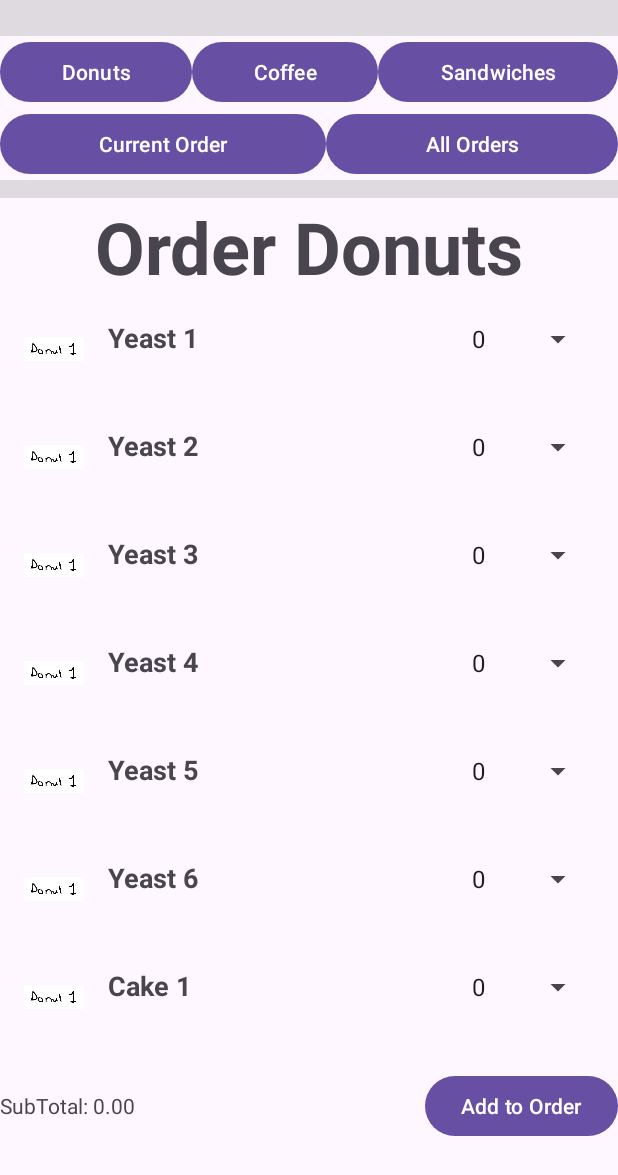
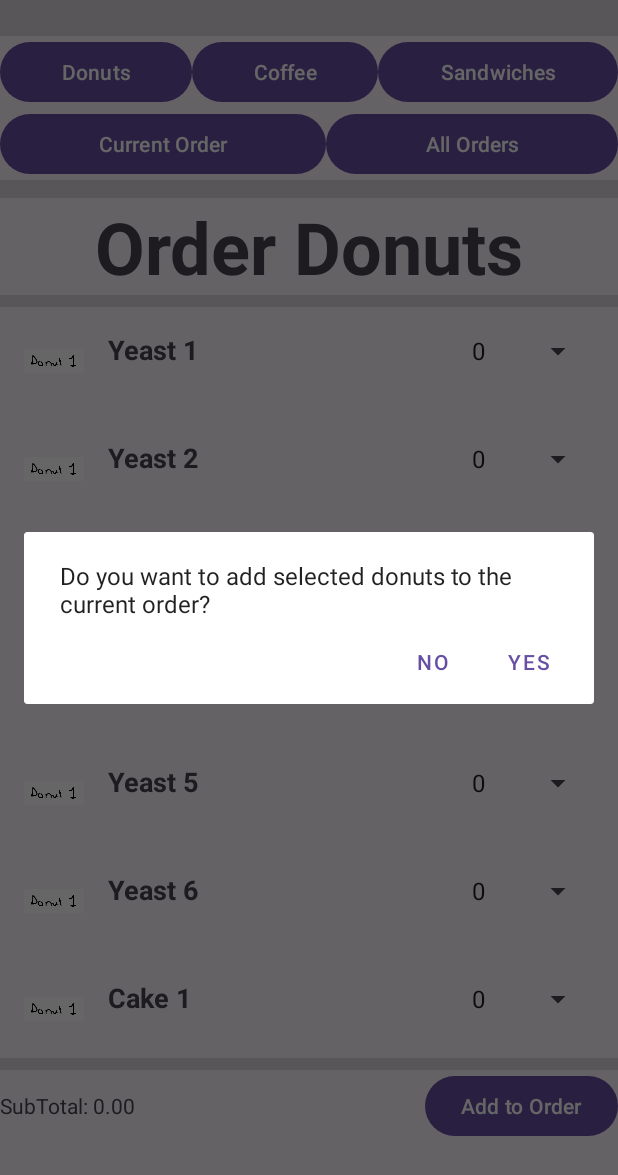
Before and after one commit to woogyeom/CS213-Project-5, an Android app: the fragment DonutFragment placed in its activity, after a tap on "Add to Order", on a phone screen of 412 x 824 dp. Shown: the top 1175 px of the screen. Run offline under Robolectric (Android 15) with nearby library versions, the phone set to English and light mode, and no system bars.

Commit message:
Order Donuts Fragment

```diff
--- a/app/src/main/java/rucafe/ordermanager/DonutFragment.java
+++ b/app/src/main/java/rucafe/ordermanager/DonutFragment.java
@@ -1,5 +1,7 @@
 package rucafe.ordermanager;
 
+import android.app.AlertDialog;
+import android.content.DialogInterface;
 import android.os.Bundle;
 
 import androidx.fragment.app.Fragment;
@@ -100,7 +102,29 @@ public class DonutFragment extends Fragment {
         button.setOnClickListener(new View.OnClickListener() {
             @Override
             public void onClick(View v) {
-                Toast.makeText(getContext(), "Test", Toast.LENGTH_SHORT).show();
+                AlertDialog.Builder builder = new AlertDialog.Builder(getContext());
+                builder.setMessage("Do you want to add selected donuts to the current order?")
+                        .setPositiveButton("Yes", new DialogInterface.OnClickListener() {
+                            @Override
+                            public void onClick(DialogInterface dialog, int which) {
+                                addItemsToOrder();
+                            }
+                        })
+                        .setNegativeButton("No", new DialogInterface.OnClickListener() {
+                            @Override
+                            public void onClick(DialogInterface dialog, int which) {
+
+                            }
+                        })
+                        .show();
+            }
+        });
+
+        return view;
+    }
+
+    private void addItemsToOrder() {
+        Toast.makeText(getContext(), "Toast Test", Toast.LENGTH_SHORT).show();
         Order curOrder = orderList.getCurOrder();
         for (Donut selectedDonut : selectedDonuts) {
             if (selectedDonut.getQuantity() > 0) {
@@ -117,8 +141,4 @@ public class DonutFragment extends Fragment {
         selectedDonuts.clear();
         adapter.resetSpinners();
     }
-        });
-
-        return view;
 }
-}
--- a/app/src/main/res/layout/fragment_donut.xml
+++ b/app/src/main/res/layout/fragment_donut.xml
@@ -4,8 +4,6 @@
     android:layout_width="match_parent"
     android:layout_height="wrap_content"
     tools:context=".DonutFragment">
-
-    <!-- TODO: Update blank fragment layout -->
 
     <LinearLayout
         android:layout_width="match_parent"
@@ -15,22 +13,33 @@
         <TextView
             android:layout_width="match_parent"
             android:layout_height="wrap_content"
-            android:text="Order Donuts"
+            android:text="@string/order_donuts"
             android:textAlignment="center"
             android:textSize="48sp"
             android:textStyle="bold" />
 
+        <View
+            android:id="@+id/divider3"
+            android:layout_width="match_parent"
+            android:layout_height="8dp"
+            android:background="?android:attr/listDivider" />
+
         <androidx.recyclerview.widget.RecyclerView
             android:id="@+id/donut_options"
             android:layout_width="match_parent"
-            android:layout_height="match_parent"
-            android:layout_weight="4">
+            android:layout_height="0dp"
+            android:layout_weight="1">
+        </androidx.recyclerview.widget.RecyclerView>
 
-        </androidx.recyclerview.widget.RecyclerView>
+        <View
+            android:id="@+id/divider2"
+            android:layout_width="match_parent"
+            android:layout_height="8dp"
+            android:background="?android:attr/listDivider" />
 
         <LinearLayout
             android:layout_width="match_parent"
-            android:layout_height="match_parent"
+            android:layout_height="wrap_content"
             android:layout_weight="0"
             android:orientation="horizontal">
 
@@ -38,14 +47,18 @@
                 android:id="@+id/subtotal"
                 android:layout_width="wrap_content"
                 android:layout_height="wrap_content"
-                android:layout_weight="1"
-                android:text="SubTotal: " />
+                android:text="@string/subtotal" />
+
+            <View
+                android:layout_width="0dp"
+                android:layout_height="0dp"
+                android:layout_weight="1" />
 
             <Button
                 android:id="@+id/add_to_order"
                 android:layout_width="wrap_content"
                 android:layout_height="wrap_content"
-                android:text="Add to Order" />
+                android:text="@string/add_to_order" />
 
         </LinearLayout>
 
--- a/app/src/main/res/values/strings.xml
+++ b/app/src/main/res/values/strings.xml
@@ -7,4 +7,7 @@
     <string name="sandwiches">Sandwiches</string>
     <string name="current_order">Current Order</string>
     <string name="all_orders">All Orders</string>
+    <string name="subtotal">SubTotal:</string>
+    <string name="add_to_order">Add to Order</string>
+    <string name="order_donuts">Order Donuts</string>
 </resources>
```
Lines whose indentation alone changed are shown as unchanged.
